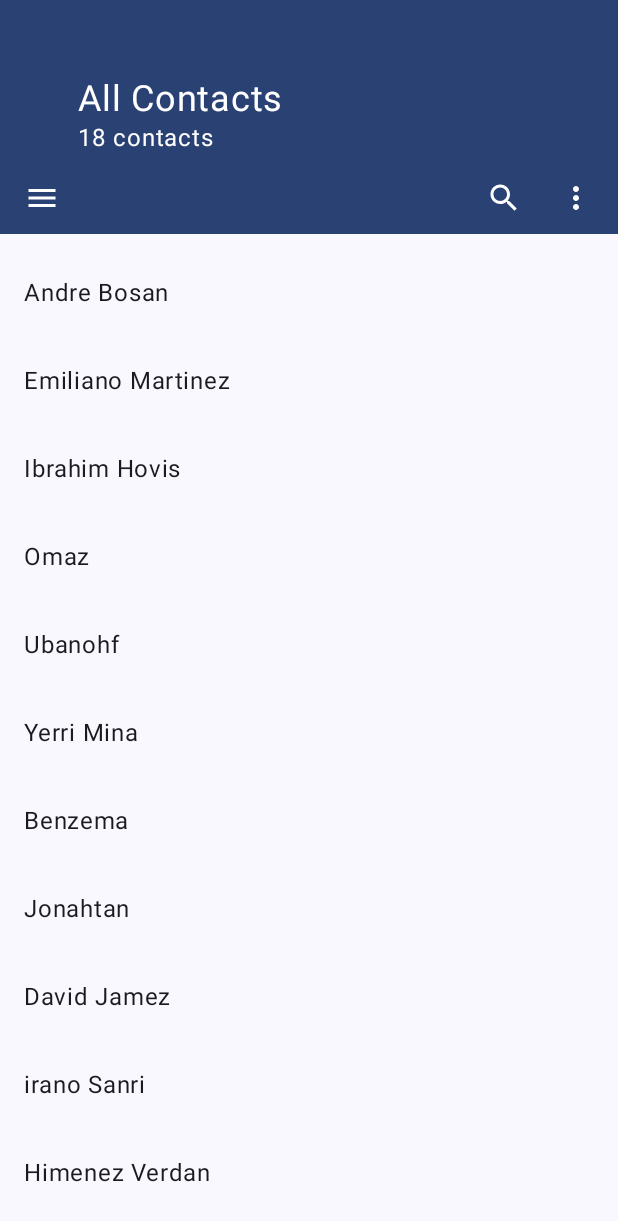
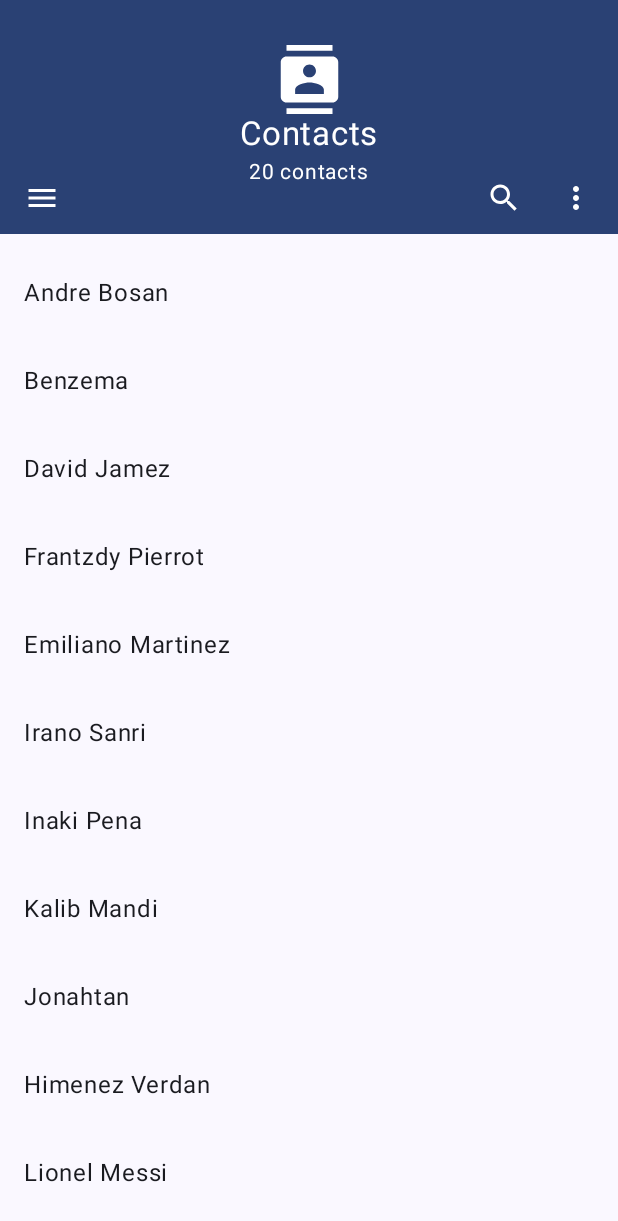
Before and after one commit to germainkevinbusiness/CollapsingTopBarCompose, an Android app built with Jetpack Compose: the screen it shows after launch (MainActivity), on a phone screen of 412 x 824 dp. Shown: the top 1221 px of the screen. Run offline under Robolectric (Android 15) with nearby library versions, the phone set to English and light mode, and no system bars; our stand-ins replace Timber.

Commit message:
Release 1.0.4

```diff
--- a/app/src/main/java/com/germainkevin/collapsingtopbarcompose/MainActivity.kt
+++ b/app/src/main/java/com/germainkevin/collapsingtopbarcompose/MainActivity.kt
@@ -78,7 +78,7 @@ private fun HomeScreen(
         isAlwaysCollapsed = false,
         isExpandedWhenFirstDisplayed = true,
         centeredTitleWhenCollapsed = false,
-        centeredTitleAndSubtitle = false,
+        centeredTitleAndSubtitle = true,
         expandedTopBarMaxHeight = 156.dp,
     )
     Scaffold(
@@ -105,6 +105,7 @@ private fun HomeScreen(
                         },
                     ),
                 title = TitleText,
+                expandedTitle = ExpandedTitleText,
                 subtitle = { SubtitleText(contactNames) },
                 navigationIcon = { NavigationIcon(openLeftDrawer) },
                 actions = { MoreMenuIcons() },
--- a/app/src/main/java/com/germainkevin/collapsingtopbarcompose/ui/Components.kt
+++ b/app/src/main/java/com/germainkevin/collapsingtopbarcompose/ui/Components.kt
@@ -1,6 +1,6 @@
 package com.germainkevin.collapsingtopbarcompose.ui
 
-import android.content.Context
+import androidx.compose.foundation.Image
 import androidx.compose.foundation.background
 import androidx.compose.foundation.clickable
 import androidx.compose.foundation.layout.*
@@ -18,12 +18,14 @@ import androidx.compose.runtime.mutableStateOf
 import androidx.compose.runtime.remember
 import androidx.compose.ui.Alignment
 import androidx.compose.ui.Modifier
+import androidx.compose.ui.graphics.ColorFilter
+import androidx.compose.ui.res.painterResource
 import androidx.compose.ui.res.stringResource
 import androidx.compose.ui.text.font.FontWeight
 import androidx.compose.ui.unit.dp
 import androidx.compose.ui.unit.sp
+import com.germainkevin.collapsingtopbar.CollapsingTopBar
 import com.germainkevin.collapsingtopbarcompose.R
-import com.germainkevin.collapsingtopbarcompose.createToast
 
 
 /**
@@ -32,7 +34,7 @@ import com.germainkevin.collapsingtopbarcompose.createToast
  * */
 val TitleText: @Composable () -> Unit = {
     Text(
-        stringResource(id = R.string.all_contacts),
+        text = stringResource(id = R.string.contacts),
         style = LocalTextStyle.current.copy(
             fontSize = 24.sp,
             fontWeight = FontWeight.Normal,
@@ -41,14 +43,41 @@ val TitleText: @Composable () -> Unit = {
     )
 }
 
+
+/**
+ * Content that appears when the [CollapsingTopBar] is expanded
+ * */
+val ExpandedTitleText: @Composable () -> Unit = {
+    Column(
+        verticalArrangement = Arrangement.Center,
+        horizontalAlignment = Alignment.CenterHorizontally
+    ) {
+        Image(
+            modifier = Modifier.size(46.dp),
+            painter = painterResource(id = R.drawable.ic_baseline_contacts_24),
+            contentDescription = "Contacts icon",
+            colorFilter = ColorFilter.tint(color = MaterialTheme.colorScheme.onPrimary)
+        )
+        Text(
+            stringResource(id = R.string.contacts),
+            style = LocalTextStyle.current.copy(
+                fontSize = 22.sp,
+                fontWeight = FontWeight.Normal,
+                color = MaterialTheme.colorScheme.onPrimary
+            )
+        )
+    }
+}
+
 /**
  * Text that appears in the subtitle slot of the
  * [CollapsingTopBar][com.germainkevin.collapsingtopbar.CollapsingTopBar]
  * */
 val SubtitleText: @Composable (Array<String>) -> Unit = { contactNames ->
     Text(
-        stringResource(id = R.string.contactNamesCount, contactNames.size.toString()),
+        text = stringResource(id = R.string.contactNamesCount, contactNames.size.toString()),
         style = LocalTextStyle.current.copy(
+            fontSize = 14.sp,
             fontWeight = FontWeight.Normal,
             color = MaterialTheme.colorScheme.onPrimary
         )
--- /dev/null
+++ b/app/src/main/res/drawable/ic_baseline_contacts_24.xml
@@ -0,0 +1,5 @@
+<vector android:height="24dp" android:tint="#000000"
+    android:viewportHeight="24" android:viewportWidth="24"
+    android:width="24dp" xmlns:android="http://schemas.android.com/apk/res/android">
+    <path android:fillColor="@android:color/white" android:pathData="M20,0L4,0v2h16L20,0zM4,24h16v-2L4,22v2zM20,4L4,4c-1.1,0 -2,0.9 -2,2v12c0,1.1 0.9,2 2,2h16c1.1,0 2,-0.9 2,-2L22,6c0,-1.1 -0.9,-2 -2,-2zM12,6.75c1.24,0 2.25,1.01 2.25,2.25s-1.01,2.25 -2.25,2.25S9.75,10.24 9.75,9 10.76,6.75 12,6.75zM17,17L7,17v-1.5c0,-1.67 3.33,-2.5 5,-2.5s5,0.83 5,2.5L17,17z"/>
+</vector>
--- a/app/src/main/res/values/arrays.xml
+++ b/app/src/main/res/values/arrays.xml
@@ -1,23 +1,25 @@
 <?xml version="1.0" encoding="utf-8"?>
 <resources>
     <string-array name="contactNames">
-        <item>"Andre Bosan"</item>
+        <item>Andre Bosan</item>
+        <item>Benzema</item>
+        <item>David Jamez</item>
+        <item>Frantzdy Pierrot</item>
         <item>Emiliano Martinez</item>
-        <item>Ibrahim Hovis</item>
+        <item>Irano Sanri</item>
+        <item>Inaki Pena</item>
+        <item>Kalib Mandi</item>
+        <item>Jonahtan</item>
+        <item>Himenez Verdan</item>
+        <item>Lionel Messi</item>
+        <item>Ronald Araujo</item>
+        <item>Robert Lewandowski</item>
+        <item>Omaz</item>
+        <item>Pedri</item>
+        <item>Yerri Mina</item>
+        <item>Ubanohf</item>
+        <item>Emiliano Martinez</item>
         <item>Omaz</item>
         <item>Ubanohf</item>
-        <item>Yerri Mina</item>
-        <item>Benzema</item>
-        <item>Jonahtan</item>
-        <item>David Jamez</item>
-        <item>irano Sanri</item>
-        <item>Himenez Verdan</item>
-        <item>Kalib Mandi</item>
-        <item>Andre Bosan</item>
-        <item>Emiliano Martinez</item>
-        <item>Ibrahim Hovis</item>
-        <item>Omaz</item>
-        <item>Ubanohf</item>
-        <item>Yerri Mina</item>
     </string-array>
 </resources>
--- a/app/src/main/res/values/strings.xml
+++ b/app/src/main/res/values/strings.xml
@@ -1,6 +1,6 @@
 <resources>
     <string name="app_name">CollapsingTopBarCompose</string>
-    <string name="all_contacts">All Contacts</string>
+    <string name="contacts">Contacts</string>
     <string name="contactNamesCount">%s contacts</string>
     <string name="action_search">Search</string>
     <string name="hamburger_menu">Hamburger menu</string>
--- a/build.gradle
+++ b/build.gradle
@@ -2,7 +2,7 @@ buildscript {
     ext {
         compose_version = '1.2.1'
         coreKtx = '1.8.0'
-        libraryVersion ='1.0.3'
+        libraryVersion ='1.0.4'
         kotlin_version = '1.7.0'
         material3Version ='1.0.0-beta01'
         timberVersion ='5.0.1'
--- a/collapsingtopbar/src/main/java/com/germainkevin/collapsingtopbar/CollapsingTopBar.kt
+++ b/collapsingtopbar/src/main/java/com/germainkevin/collapsingtopbar/CollapsingTopBar.kt
@@ -18,6 +18,8 @@ import androidx.compose.ui.unit.dp
  *
  * @param modifier A modifier that is passed down to the main layer which is a [Surface]
  * @param title The title to be displayed inside the [CollapsingTopBar]
+ * @param expandedTitle Optional, In case you want the [title] to look different when the
+ * [CollapsingTopBar] is expanded
  * @param subtitle The subtitle to be displayed inside the [CollapsingTopBar]
  * @param navigationIcon the navigation icon displayed at the start of the [CollapsingTopBar].
  * This should typically be an [IconButton] or [IconToggleButton].
@@ -41,6 +43,7 @@ import androidx.compose.ui.unit.dp
 fun CollapsingTopBar(
     modifier: Modifier = Modifier,
     title: @Composable () -> Unit,
+    expandedTitle: @Composable (() -> Unit)? = null,
     subtitle: @Composable () -> Unit = {},
     navigationIcon: @Composable (() -> Unit)? = null,
     actions: @Composable RowScope.() -> Unit = {},
@@ -52,6 +55,7 @@ fun CollapsingTopBar(
     CollapsingTopBarLayout(
         modifier = modifier,
         title = title,
+        expandedTitle = expandedTitle,
         subtitle = subtitle,
         navigationIcon = navigationIcon,
         actions = actions,
@@ -86,6 +90,7 @@ fun CollapsingTopBar(
 private fun CollapsingTopBarLayout(
     modifier: Modifier,
     title: @Composable () -> Unit,
+    expandedTitle: @Composable (() -> Unit)?,
     subtitle: @Composable () -> Unit,
     navigationIcon: @Composable (() -> Unit)?,
     actions: @Composable RowScope.() -> Unit,
@@ -130,7 +135,7 @@ private fun CollapsingTopBarLayout(
                 if (centeredTitleAndSubtitle) Alignment.CenterHorizontally else Alignment.Start,
                 verticalArrangement = Arrangement.Center,
                 content = {
-                    title()
+                    if (expandedTitle == null) title() else expandedTitle()
                     subtitle()
                 }
             )
```
Also changed, not shown: 1 other file.
